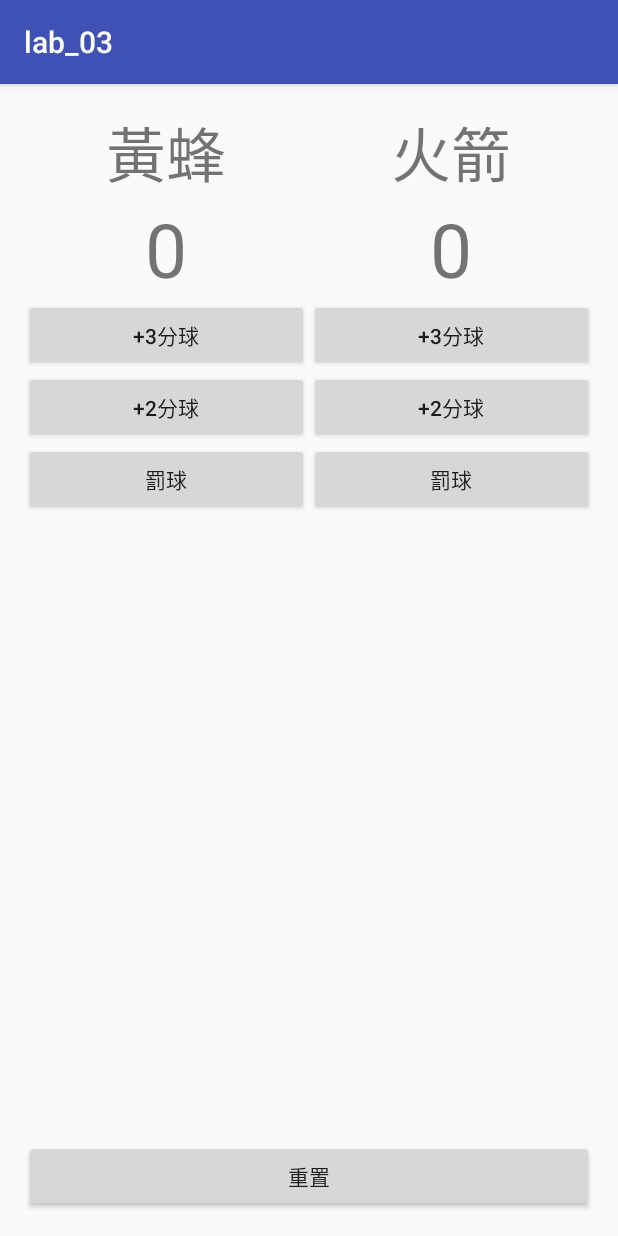
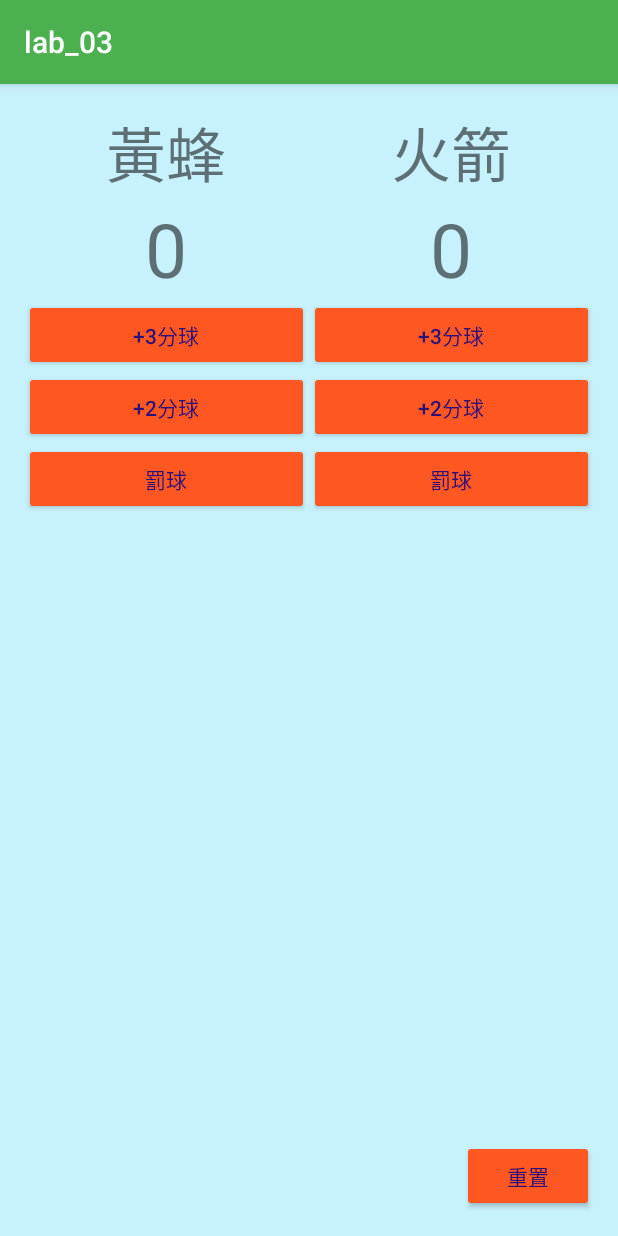
Before and after one commit to shark91140/lab_03, an Android app: the screen it shows after launch (MainActivity), after a tap on "重置", on a phone screen of 412 x 824 dp. Run offline under Robolectric (Android 15) with nearby library versions, the phone set to English and light mode, and no system bars; 3 other taps on this screen came first.

Commit message:
增加顏色 簡化程式碼增加display

```diff
--- a/app/src/main/java/com/example/studente3/lab_03/MainActivity.java
+++ b/app/src/main/java/com/example/studente3/lab_03/MainActivity.java
@@ -12,52 +12,43 @@ public class MainActivity extends AppCompatActivity {
         super.onCreate(savedInstanceState);
         setContentView(R.layout.activity_main);
     }
-    private int mScroe = 0;
-    private int mScroe2 = 0;
+    private int mSrcoe = 0;
+    private int mSrcoe2 = 0;
 
     public void reset(View view) {
-        mScroe = 0;
-        mScroe2 =0;
-        TextView scroeText = (TextView)findViewById(R.id.scroe);
-        scroeText.setText(String.valueOf(mScroe));
-        TextView scroeText2 = (TextView)findViewById(R.id.scroe2);
-        scroeText2.setText(String.valueOf(mScroe2));
+        mSrcoe = 0;
+        mSrcoe2 =0;
+        display(R.id.scroe, mSrcoe);
+        display(R.id.scroe2, mSrcoe2);
     }
 
-    public void onepoint(View view) {
-        TextView scroeText = (TextView)findViewById(R.id.scroe);
+    private void display(int ID, int srcoe) {
+        TextView scoreText = (TextView) findViewById(ID);
+        scoreText.setText(String.valueOf(srcoe));
+    }
 
-        scroeText.setText(String.valueOf(++mScroe));
+    public void onePoint(View view) {
+        display(R.id.scroe, ++mSrcoe);
 
     }
 
-    public void twopoint(View view) {
-        TextView scroeText = (TextView)findViewById(R.id.scroe);
-
-        scroeText.setText(String.valueOf(mScroe = mScroe + 2));
+    public void twoPoint(View view) {
+        display(R.id.scroe, mSrcoe = mSrcoe + 2);
     }
 
-    public void threepoint(View view) {
-        TextView scroeText = (TextView)findViewById(R.id.scroe);
-
-        scroeText.setText(String.valueOf(mScroe = mScroe+3));
+    public void threePoint(View view) {
+        display(R.id.scroe, mSrcoe = mSrcoe + 3);
     }
-    public void onepoint2(View view) {
-        TextView scroeText = (TextView)findViewById(R.id.scroe2);
-
-        scroeText.setText(String.valueOf(++mScroe2));
+    public void onePoint2(View view) {
+        display(R.id.scroe2, ++mSrcoe2);
 
     }
 
-    public void twopoint2(View view) {
-        TextView scroeText = (TextView)findViewById(R.id.scroe2);
-
-        scroeText.setText(String.valueOf(mScroe2 = mScroe2+2));
+    public void twoPoint2(View view) {
+        display(R.id.scroe2, mSrcoe2 = mSrcoe2 + 2);
     }
 
-    public void threepoint2(View view) {
-        TextView scroeText = (TextView)findViewById(R.id.scroe2);
-
-        scroeText.setText(String.valueOf(mScroe2 = mScroe2+3));
+    public void threePoint2(View view) {
+        display(R.id.scroe2, mSrcoe2 = mSrcoe2 + 3);
     }
 }
--- a/app/src/main/res/layout/activity_main.xml
+++ b/app/src/main/res/layout/activity_main.xml
@@ -12,11 +12,13 @@
     <LinearLayout
         android:layout_width="match_parent"
         android:layout_height="0dp"
-        android:layout_weight="1">
-    <RelativeLayout
+        android:layout_weight="1"
+        >
+    <LinearLayout
     android:layout_width="0dp"
     android:layout_height="match_parent"
-    android:layout_weight="1">
+    android:layout_weight="1"
+        android:orientation="vertical">
     <TextView
         android:id="@+id/name1"
             android:layout_width="match_parent"
@@ -31,34 +33,31 @@
         android:layout_height="wrap_content"
         android:text="0"
         android:textSize="50sp"
-        android:layout_below="@+id/name1"
         android:textAlignment="center"/>
     <Button
         android:id="@+id/three"
         android:layout_width="match_parent"
         android:layout_height="wrap_content"
-        android:layout_below="@id/scroe"
-        android:onClick="threepoint"
+        android:onClick="threePoint"
         android:text="+3分球"/>
     <Button
         android:id="@+id/two"
         android:layout_width="match_parent"
         android:layout_height="wrap_content"
-        android:layout_below="@+id/three"
-        android:onClick="twopoint"
+        android:onClick="twoPoint"
         android:text="+2分球"/>
     <Button
         android:layout_width="match_parent"
         android:layout_height="wrap_content"
-        android:layout_below="@+id/two"
-        android:onClick="onepoint"
+        android:onClick="onePoint"
         android:text="罰球"/>
 
-</RelativeLayout>
-    <RelativeLayout
+</LinearLayout>
+    <LinearLayout
         android:layout_width="0dp"
         android:layout_height="match_parent"
-        android:layout_weight="1">
+        android:layout_weight="1"
+        android:orientation="vertical">
         <TextView
             android:id="@+id/name2"
             android:layout_width="match_parent"
@@ -73,34 +72,30 @@
             android:layout_height="wrap_content"
             android:text="0"
             android:textSize="50sp"
-            android:layout_below="@+id/name2"
             android:textAlignment="center"/>
         <Button
             android:id="@+id/three2"
             android:layout_width="match_parent"
             android:layout_height="wrap_content"
-            android:layout_below="@id/scroe2"
-            android:onClick="threepoint2"
+            android:onClick="threePoint2"
             android:text="+3分球"/>
         <Button
             android:id="@+id/two2"
             android:layout_width="match_parent"
             android:layout_height="wrap_content"
-            android:layout_below="@+id/three2"
-            android:onClick="twopoint2"
+            android:onClick="twoPoint2"
             android:text="+2分球"/>
         <Button
             android:layout_width="match_parent"
             android:layout_height="wrap_content"
-            android:layout_below="@+id/two2"
-            android:onClick="onepoint2"
+            android:onClick="onePoint2"
             android:text="罰球"/>
-    </RelativeLayout>
+    </LinearLayout>
     </LinearLayout>
     <Button
-        android:layout_width="match_parent"
+        android:layout_width="wrap_content"
         android:layout_height="wrap_content"
-        android:layout_alignParentBottom="true"
+        android:layout_gravity="right"
         android:onClick="reset"
         android:text="重置"/>
 </LinearLayout>
--- /dev/null
+++ b/app/src/main/res/values-v21/styles.xml
@@ -0,0 +1,14 @@
+<?xml version="1.0" encoding="utf-8"?>
+<resources>
+
+        <style name="AppTheme" parent="Theme.AppCompat.Light.DarkActionBar">
+                <!-- Customize your theme here. -->
+                <item name="colorPrimary">@color/colorPrimary</item>
+                <item name="colorPrimaryDark">@color/colorPrimaryDark</item>
+                <item name="colorAccent">@color/colorAccent</item>
+                <item name="colorButtonNormal">#FF5722</item>
+                <item name="android:colorBackground">@color/background_material_light</item>
+                <item name="android:colorForeground">@color/foreground_material_light</item>
+                <item name="android:navigationBarColor">@color/black</item>
+        </style>
+</resources>
--- a/app/src/main/res/values/colors.xml
+++ b/app/src/main/res/values/colors.xml
@@ -1,6 +1,9 @@
 <?xml version="1.0" encoding="utf-8"?>
 <resources>
-    <color name="colorPrimary">#3F51B5</color>
-    <color name="colorPrimaryDark">#303F9F</color>
-    <color name="colorAccent">#FF4081</color>
+    <color name="colorPrimary">#4CAF50</color>
+    <color name="colorPrimaryDark">#388E3C</color>
+    <color name="colorAccent">#FF5722</color>
+    <color name="background_material_light">#c7f1fc</color>
+    <color name="foreground_material_light">#0c0689</color>
+    <color name="black">#121472</color>
 </resources>
--- a/app/src/main/res/values/styles.xml
+++ b/app/src/main/res/values/styles.xml
@@ -6,6 +6,9 @@
         <item name="colorPrimary">@color/colorPrimary</item>
         <item name="colorPrimaryDark">@color/colorPrimaryDark</item>
         <item name="colorAccent">@color/colorAccent</item>
+        <item name="colorButtonNormal">#FF5722</item>
+        <item name="android:colorBackground">@color/background_material_light</item>
+        <item name="android:colorForeground">@color/foreground_material_light</item>
     </style>
 
 </resources>
```
